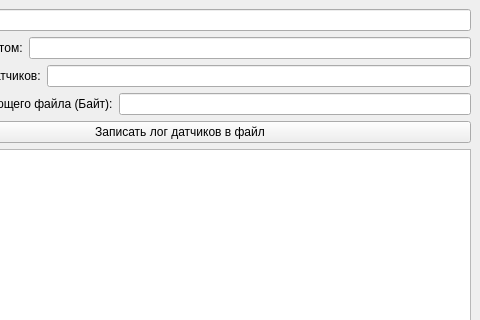
Above: src/MainWindow.ui from alskondr/read-sensors before the change; both pictures show x 120 to 600 and y 0 to 320 of the 600 by 450 pixel window. Below: the same form after it.
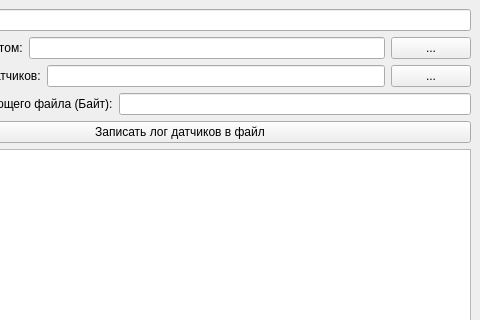
That is the form after the change.

Commit message: Added buttons to select project dir and log file

Patch:
```diff
--- a/src/MainWindow.ui
+++ b/src/MainWindow.ui
@@ -47,6 +47,13 @@
       <item>
        <widget class="QLineEdit" name="m_projectDirLineEdit"/>
       </item>
+      <item>
+       <widget class="QPushButton" name="m_projectDirButton">
+        <property name="text">
+         <string>...</string>
+        </property>
+       </widget>
+      </item>
      </layout>
     </item>
     <item>
@@ -61,6 +68,13 @@
       <item>
        <widget class="QLineEdit" name="m_sensorsLogLineEdit"/>
       </item>
+      <item>
+       <widget class="QPushButton" name="m_sensorsLogButton">
+        <property name="text">
+         <string>...</string>
+        </property>
+       </widget>
+      </item>
      </layout>
     </item>
     <item>
```
The commit also changes 6 other files.
